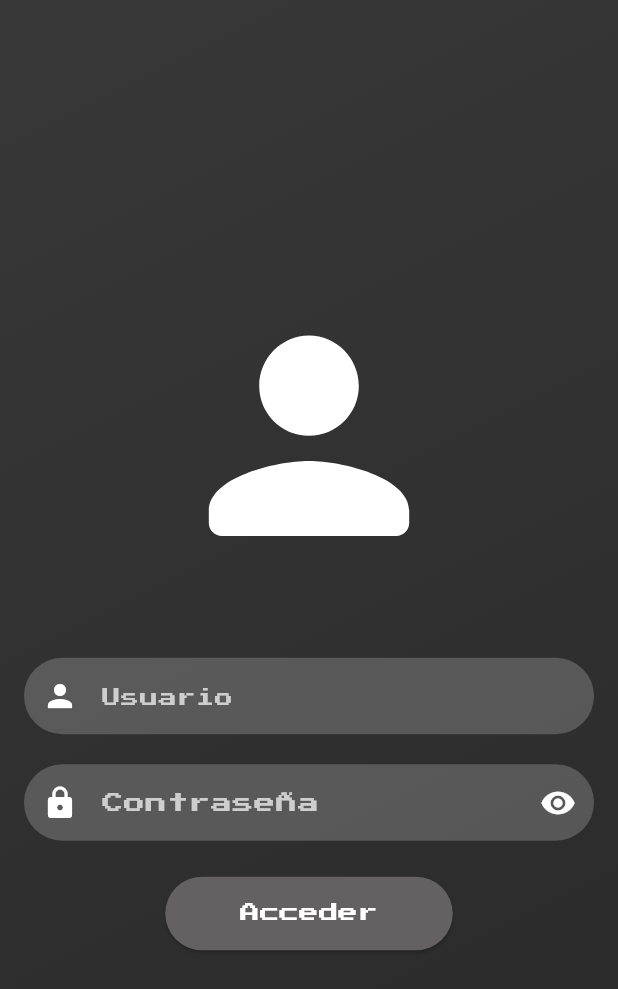
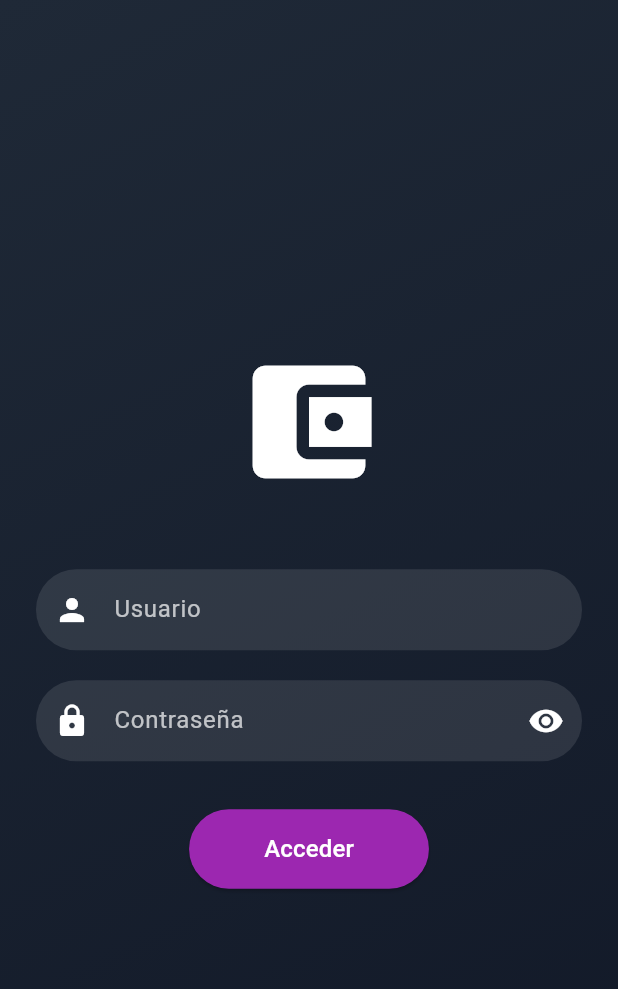
Before and after one commit to DemonForce/prueba_db, a Flutter app: the screen it shows after launch, on a phone screen of 412 x 824 dp. Shown: the top 989 px of the screen. Run offline on Flutter 3.47's test engine with Material 3 defaults, Android fonts, the light colour scheme and no system bars; missing offline and left inert: postgres.

Commit message:
Diseño login mejorado

```diff
--- a/lib/main.dart
+++ b/lib/main.dart
@@ -1,6 +1,5 @@
 import 'package:flutter/material.dart';
 import 'package:postgres/postgres.dart';
-import 'package:google_fonts/google_fonts.dart';
 
 void main() {
   runApp(const MainApp());
@@ -13,11 +12,9 @@ class MainApp extends StatelessWidget {
   Widget build(BuildContext context) {
     return MaterialApp(
       theme: ThemeData(
-        primarySwatch: Colors.red,
+        primarySwatch: Colors.purple,
         visualDensity: VisualDensity.adaptivePlatformDensity,
-        textTheme: GoogleFonts.pressStart2pTextTheme(
-          Theme.of(context).textTheme,
-        ),
+        scaffoldBackgroundColor: const Color(0xFF1F2937),
       ),
       home: const LoginPage(),
     );
@@ -38,7 +35,7 @@ class AdminPage extends StatelessWidget {
       body: Center(
         child: Text(
           'Página de Administración\nUsuario: ${userData['username']}',
-          style: GoogleFonts.pressStart2p(fontSize: 20),
+          style: const TextStyle(fontSize: 20, color: Colors.white),
           textAlign: TextAlign.center,
         ),
       ),
@@ -63,11 +60,11 @@ class _LoginPageState extends State<LoginPage> {
   void initState() {
     super.initState();
     connection = PostgreSQLConnection(
-      'junction.proxy.rlwy.net', // host
-      44486, // port
-      'railway', // database name
-      username: 'postgres', // username
-      password: 'gHGXaBNPGOqpooWANcIvrNomMwLryXXr', // password
+      'junction.proxy.rlwy.net',
+      44486,
+      'railway',
+      username: 'postgres',
+      password: 'gHGXaBNPGOqpooWANcIvrNomMwLryXXr',
     );
     _openConnection();
   }
@@ -159,60 +156,50 @@ class _LoginPageState extends State<LoginPage> {
           gradient: LinearGradient(
             begin: Alignment.topLeft,
             end: Alignment.bottomRight,
-            colors: [
-              Color.fromARGB(255, 56, 56, 56),
-              Color.fromARGB(255, 41, 41, 41)
-            ],
+            colors: [Color(0xFF1F2937), Color(0xFF111827)],
           ),
         ),
         child: SafeArea(
           child: Center(
             child: SingleChildScrollView(
-              padding: const EdgeInsets.all(16.0),
+              padding: const EdgeInsets.all(24.0),
               child: Column(
                 mainAxisAlignment: MainAxisAlignment.center,
                 children: [
                   const Icon(
-                    Icons.person_rounded,
-                    size: 200,
+                    Icons.account_balance_wallet,
+                    size: 100,
                     color: Colors.white,
                   ),
                   const SizedBox(height: 48),
                   TextField(
                     controller: _usernameController,
-                    style: GoogleFonts.pressStart2p(
-                        color: Colors.white, fontSize: 14),
+                    style: const TextStyle(color: Colors.white),
                     decoration: InputDecoration(
                       hintText: 'Usuario',
-                      hintStyle: GoogleFonts.pressStart2p(
-                          color: Colors.white.withOpacity(0.7), fontSize: 12),
+                      hintStyle: TextStyle(color: Colors.white.withOpacity(0.7)),
                       prefixIcon: const Icon(Icons.person, color: Colors.white),
                       filled: true,
-                      fillColor: Colors.white.withOpacity(0.2),
+                      fillColor: Colors.white.withOpacity(0.1),
                       border: OutlineInputBorder(
                         borderRadius: BorderRadius.circular(30),
                         borderSide: BorderSide.none,
                       ),
-                      contentPadding: const EdgeInsets.symmetric(
-                          vertical: 15, horizontal: 20),
+                      contentPadding: const EdgeInsets.symmetric(vertical: 15, horizontal: 20),
                     ),
                   ),
                   const SizedBox(height: 20),
                   TextField(
                     controller: _passwordController,
                     obscureText: _obscureText,
-                    style: GoogleFonts.pressStart2p(
-                        color: Colors.white, fontSize: 14),
+                    style: const TextStyle(color: Colors.white),
                     decoration: InputDecoration(
                       hintText: 'Contraseña',
-                      hintStyle: GoogleFonts.pressStart2p(
-                          color: Colors.white.withOpacity(0.7), fontSize: 14),
+                      hintStyle: TextStyle(color: Colors.white.withOpacity(0.7)),
                       prefixIcon: const Icon(Icons.lock, color: Colors.white),
                       suffixIcon: IconButton(
                         icon: Icon(
-                          _obscureText
-                              ? Icons.visibility
-                              : Icons.visibility_off,
+                          _obscureText ? Icons.visibility : Icons.visibility_off,
                           color: Colors.white,
                         ),
                         onPressed: () {
@@ -222,31 +209,28 @@ class _LoginPageState extends State<LoginPage> {
                         },
                       ),
                       filled: true,
-                      fillColor: Colors.white.withOpacity(0.2),
+                      fillColor: Colors.white.withOpacity(0.1),
                       border: OutlineInputBorder(
                         borderRadius: BorderRadius.circular(30),
                         borderSide: BorderSide.none,
                       ),
-                      contentPadding: const EdgeInsets.symmetric(
-                          vertical: 15, horizontal: 20),
+                      contentPadding: const EdgeInsets.symmetric(vertical: 15, horizontal: 20),
                     ),
                   ),
-                  const SizedBox(height: 24),
+                  const SizedBox(height: 32),
                   ElevatedButton(
                     onPressed: _login,
                     style: ElevatedButton.styleFrom(
-                      foregroundColor: const Color.fromARGB(255, 255, 255, 255),
-                      backgroundColor: const Color.fromARGB(255, 99, 97, 97),
-                      padding: const EdgeInsets.symmetric(
-                          horizontal: 50, vertical: 15),
+                      foregroundColor: Colors.white,
+                      backgroundColor: Colors.purple,
+                      padding: const EdgeInsets.symmetric(horizontal: 50, vertical: 15),
                       shape: RoundedRectangleBorder(
                         borderRadius: BorderRadius.circular(30),
                       ),
                     ),
-                    child: Text(
+                    child: const Text(
                       'Acceder',
-                      style: GoogleFonts.pressStart2p(
-                          fontSize: 13, color: Colors.white),
+                      style: TextStyle(fontSize: 16),
                     ),
                   ),
                 ],
```
